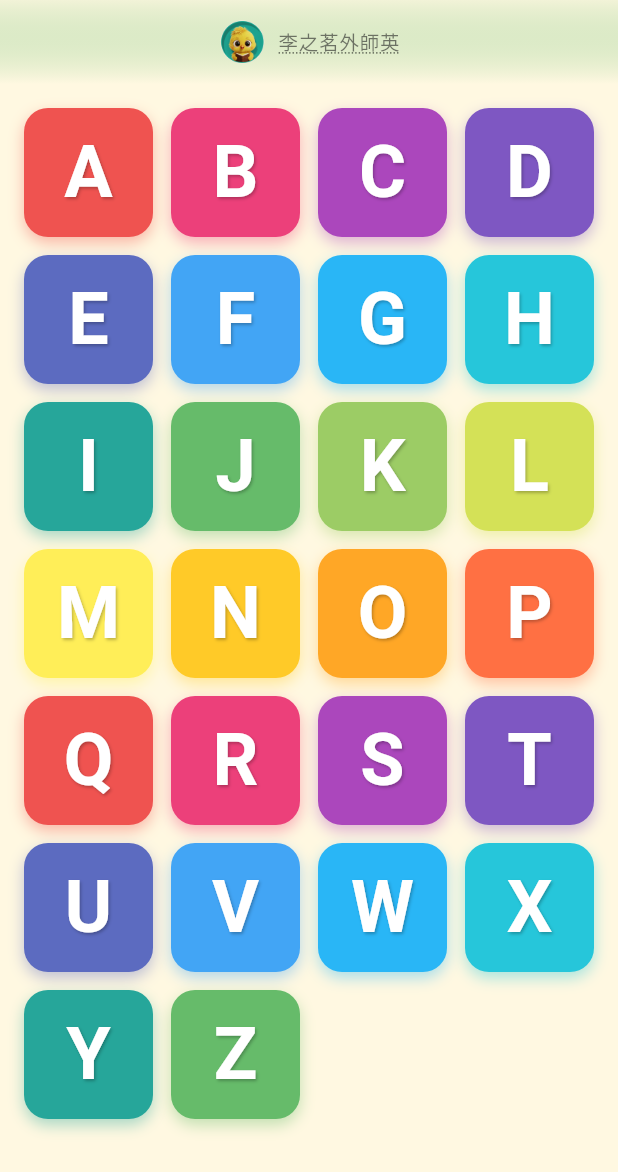
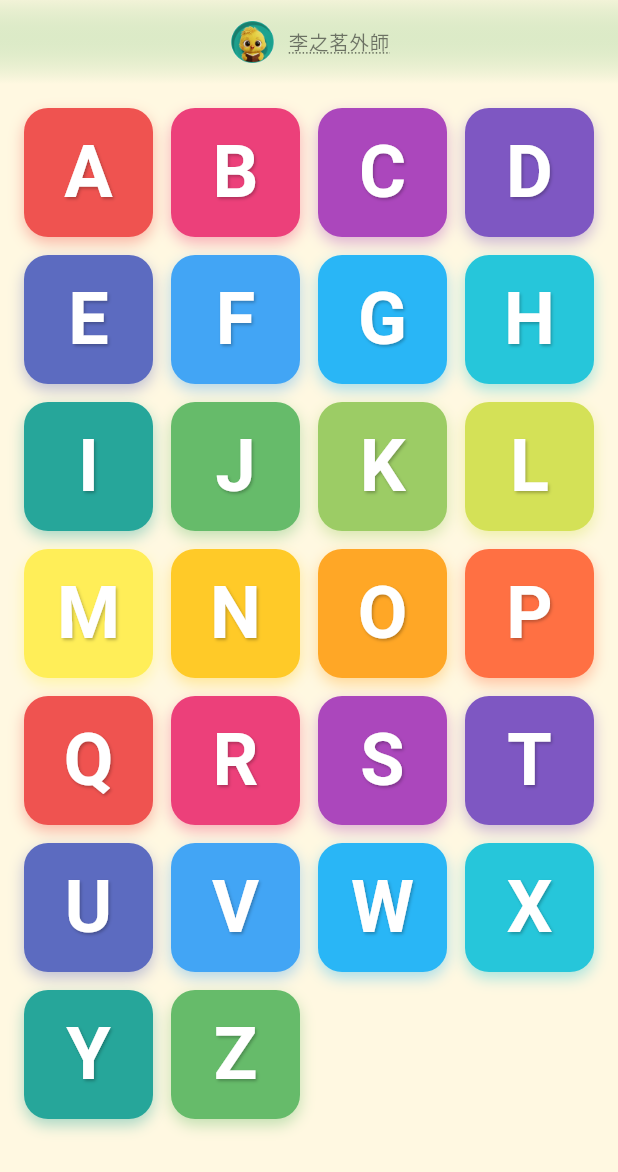
Before and after one commit to rickydZA/phonics_abc_app, a Flutter app: the screen it shows after launch, on a phone screen of 412 x 824 dp. Shown: the top 1172 px of the screen. Run offline on Flutter 3.47's test engine with Material 3 defaults, Android fonts, the phone set to English and light mode, and no system bars; our stand-ins replace audioplayers.

Commit message:
Update branding to 李之茗外師
Shorten teacher name to match landing page branding.

Co-Authored-By: Claude Sonnet 4.5 <noreply@anthropic.com>

```diff
--- a/lib/constants/branding.dart
+++ b/lib/constants/branding.dart
@@ -1,7 +1,7 @@
 /// Teacher branding constants
 class Branding {
-  static const String teacherName = '李之茗外師英';
-  static const String recommendedBy = '李之茗外師英';
+  static const String teacherName = '李之茗外師';
+  static const String recommendedBy = '李之茗外師';
   static const String website = 'https://www.englishteacher.com.tw/xsst/ywgssj/';
   static const String mascotPath = 'assets/images/little_chick_mascot_3D.png';
 }
```
